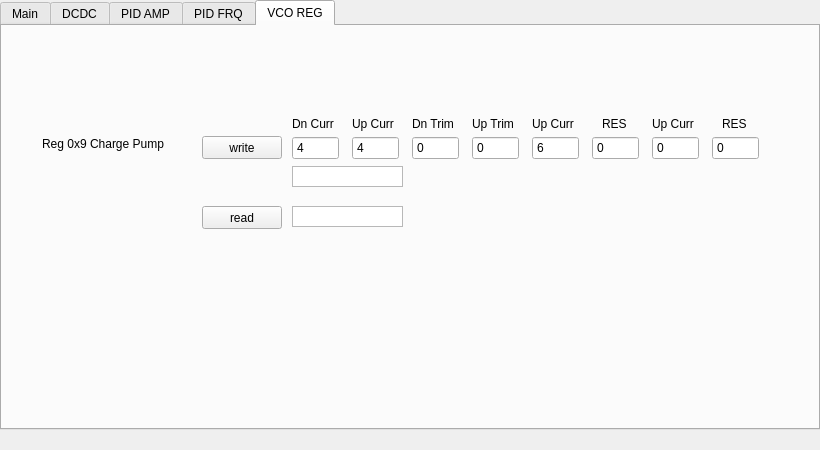
abegyoung/gusto-gui6, file B3LO/mainwindow.ui: the form before one commit.
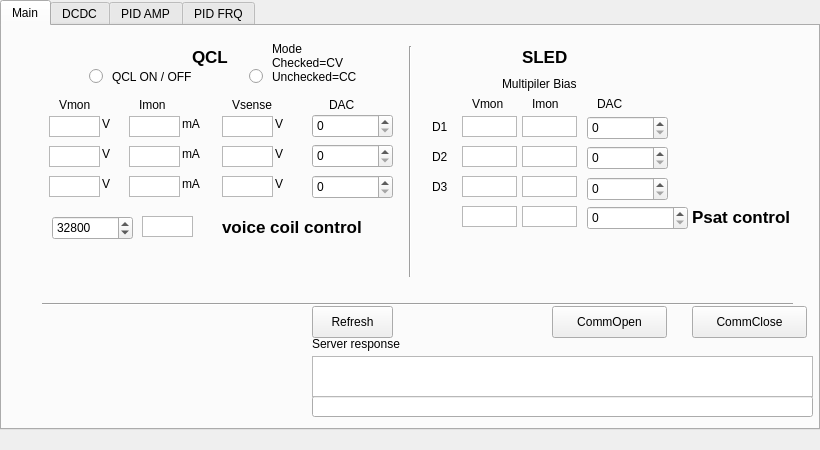
The form after the commit. The open tabs and pages were chosen to show the change. Custom widgets are drawn as their Qt base class.

Commit message: Nearly all funcitonality now pyqt6, minus timers

```diff
--- a/B3LO/mainwindow.ui
+++ b/B3LO/mainwindow.ui
@@ -2815,332 +2815,6 @@
       </property>
      </widget>
     </widget>
-    <widget class="QWidget" name="tab_3">
-     <attribute name="title">
-      <string>VCO REG</string>
-     </attribute>
-     <widget class="QSpinBox" name="spinBox_1">
-      <property name="geometry">
-       <rect>
-        <x>290</x>
-        <y>110</y>
-        <width>47</width>
-        <height>24</height>
-       </rect>
-      </property>
-      <property name="buttonSymbols">
-       <enum>QAbstractSpinBox::NoButtons</enum>
-      </property>
-      <property name="maximum">
-       <number>7</number>
-      </property>
-      <property name="value">
-       <number>4</number>
-      </property>
-     </widget>
-     <widget class="QLabel" name="label_70">
-      <property name="geometry">
-       <rect>
-        <x>40</x>
-        <y>110</y>
-        <width>151</width>
-        <height>16</height>
-       </rect>
-      </property>
-      <property name="text">
-       <string>Reg 0x9 Charge Pump</string>
-      </property>
-     </widget>
-     <widget class="QPushButton" name="pushButton_1">
-      <property name="geometry">
-       <rect>
-        <x>200</x>
-        <y>110</y>
-        <width>80</width>
-        <height>23</height>
-       </rect>
-      </property>
-      <property name="text">
-       <string>write</string>
-      </property>
-     </widget>
-     <widget class="QLabel" name="label_71">
-      <property name="geometry">
-       <rect>
-        <x>290</x>
-        <y>90</y>
-        <width>51</width>
-        <height>16</height>
-       </rect>
-      </property>
-      <property name="text">
-       <string>Dn Curr</string>
-      </property>
-     </widget>
-     <widget class="QLabel" name="label_72">
-      <property name="geometry">
-       <rect>
-        <x>350</x>
-        <y>90</y>
-        <width>51</width>
-        <height>16</height>
-       </rect>
-      </property>
-      <property name="text">
-       <string>Up Curr</string>
-      </property>
-     </widget>
-     <widget class="QSpinBox" name="spinBox_2">
-      <property name="geometry">
-       <rect>
-        <x>350</x>
-        <y>110</y>
-        <width>47</width>
-        <height>24</height>
-       </rect>
-      </property>
-      <property name="buttonSymbols">
-       <enum>QAbstractSpinBox::NoButtons</enum>
-      </property>
-      <property name="maximum">
-       <number>7</number>
-      </property>
-      <property name="value">
-       <number>4</number>
-      </property>
-     </widget>
-     <widget class="QLabel" name="label_73">
-      <property name="geometry">
-       <rect>
-        <x>410</x>
-        <y>90</y>
-        <width>51</width>
-        <height>16</height>
-       </rect>
-      </property>
-      <property name="text">
-       <string>Dn Trim</string>
-      </property>
-     </widget>
-     <widget class="QSpinBox" name="spinBox_3">
-      <property name="geometry">
-       <rect>
-        <x>410</x>
-        <y>110</y>
-        <width>47</width>
-        <height>24</height>
-       </rect>
-      </property>
-      <property name="buttonSymbols">
-       <enum>QAbstractSpinBox::NoButtons</enum>
-      </property>
-      <property name="maximum">
-       <number>15</number>
-      </property>
-      <property name="value">
-       <number>0</number>
-      </property>
-     </widget>
-     <widget class="QSpinBox" name="spinBox_4">
-      <property name="geometry">
-       <rect>
-        <x>470</x>
-        <y>110</y>
-        <width>47</width>
-        <height>24</height>
-       </rect>
-      </property>
-      <property name="buttonSymbols">
-       <enum>QAbstractSpinBox::NoButtons</enum>
-      </property>
-      <property name="maximum">
-       <number>15</number>
-      </property>
-      <property name="value">
-       <number>0</number>
-      </property>
-     </widget>
-     <widget class="QLabel" name="label_74">
-      <property name="geometry">
-       <rect>
-        <x>470</x>
-        <y>90</y>
-        <width>51</width>
-        <height>16</height>
-       </rect>
-      </property>
-      <property name="text">
-       <string>Up Trim</string>
-      </property>
-     </widget>
-     <widget class="QLabel" name="label_75">
-      <property name="geometry">
-       <rect>
-        <x>530</x>
-        <y>90</y>
-        <width>51</width>
-        <height>16</height>
-       </rect>
-      </property>
-      <property name="text">
-       <string>Up Curr</string>
-      </property>
-     </widget>
-     <widget class="QSpinBox" name="spinBox_5">
-      <property name="geometry">
-       <rect>
-        <x>530</x>
-        <y>110</y>
-        <width>47</width>
-        <height>24</height>
-       </rect>
-      </property>
-      <property name="buttonSymbols">
-       <enum>QAbstractSpinBox::NoButtons</enum>
-      </property>
-      <property name="maximum">
-       <number>7</number>
-      </property>
-      <property name="value">
-       <number>6</number>
-      </property>
-     </widget>
-     <widget class="QSpinBox" name="spinBox_6">
-      <property name="geometry">
-       <rect>
-        <x>590</x>
-        <y>110</y>
-        <width>47</width>
-        <height>24</height>
-       </rect>
-      </property>
-      <property name="buttonSymbols">
-       <enum>QAbstractSpinBox::NoButtons</enum>
-      </property>
-      <property name="maximum">
-       <number>3</number>
-      </property>
-      <property name="value">
-       <number>0</number>
-      </property>
-     </widget>
-     <widget class="QLabel" name="label_76">
-      <property name="geometry">
-       <rect>
-        <x>650</x>
-        <y>90</y>
-        <width>51</width>
-        <height>16</height>
-       </rect>
-      </property>
-      <property name="text">
-       <string>Up Curr</string>
-      </property>
-     </widget>
-     <widget class="QSpinBox" name="spinBox_7">
-      <property name="geometry">
-       <rect>
-        <x>650</x>
-        <y>110</y>
-        <width>47</width>
-        <height>24</height>
-       </rect>
-      </property>
-      <property name="buttonSymbols">
-       <enum>QAbstractSpinBox::NoButtons</enum>
-      </property>
-      <property name="maximum">
-       <number>7</number>
-      </property>
-      <property name="value">
-       <number>0</number>
-      </property>
-     </widget>
-     <widget class="QSpinBox" name="spinBox_8">
-      <property name="geometry">
-       <rect>
-        <x>710</x>
-        <y>110</y>
-        <width>47</width>
-        <height>24</height>
-       </rect>
-      </property>
-      <property name="buttonSymbols">
-       <enum>QAbstractSpinBox::NoButtons</enum>
-      </property>
-      <property name="maximum">
-       <number>3</number>
-      </property>
-      <property name="value">
-       <number>0</number>
-      </property>
-     </widget>
-     <widget class="QLabel" name="label_77">
-      <property name="geometry">
-       <rect>
-        <x>600</x>
-        <y>90</y>
-        <width>31</width>
-        <height>16</height>
-       </rect>
-      </property>
-      <property name="text">
-       <string>RES</string>
-      </property>
-     </widget>
-     <widget class="QLabel" name="label_78">
-      <property name="geometry">
-       <rect>
-        <x>720</x>
-        <y>90</y>
-        <width>31</width>
-        <height>16</height>
-       </rect>
-      </property>
-      <property name="text">
-       <string>RES</string>
-      </property>
-     </widget>
-     <widget class="QPushButton" name="pushButton_2">
-      <property name="geometry">
-       <rect>
-        <x>200</x>
-        <y>180</y>
-        <width>80</width>
-        <height>23</height>
-       </rect>
-      </property>
-      <property name="text">
-       <string>read</string>
-      </property>
-     </widget>
-     <widget class="QTextBrowser" name="textBrowser_1">
-      <property name="geometry">
-       <rect>
-        <x>290</x>
-        <y>140</y>
-        <width>111</width>
-        <height>21</height>
-       </rect>
-      </property>
-      <property name="verticalScrollBarPolicy">
-       <enum>Qt::ScrollBarAlwaysOff</enum>
-      </property>
-     </widget>
-     <widget class="QTextBrowser" name="textBrowser_2">
-      <property name="geometry">
-       <rect>
-        <x>290</x>
-        <y>180</y>
-        <width>111</width>
-        <height>21</height>
-       </rect>
-      </property>
-      <property name="verticalScrollBarPolicy">
-       <enum>Qt::ScrollBarAlwaysOff</enum>
-      </property>
-     </widget>
-    </widget>
    </widget>
   </widget>
   <widget class="QMenuBar" name="menuBar">
```
Left out of the diff: 81 changed lines with no effect on the pictures. The commit also changes 1 other file.
